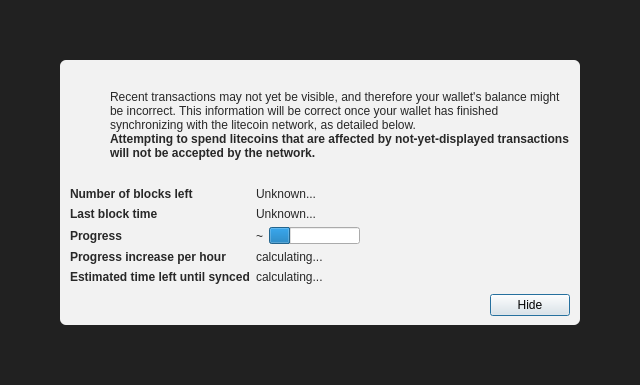
This is src/qt/forms/modaloverlay.ui in ChePayHQ/ChePayHQ as Qt 5 draws it before an edit. The edited form follows.
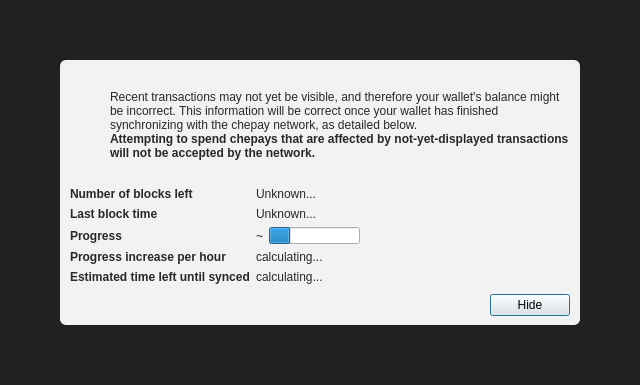
This is the edited form. Icons and pictures are not drawn.

Patch:
```diff
--- a/src/qt/forms/modaloverlay.ui
+++ b/src/qt/forms/modaloverlay.ui
@@ -130,7 +130,7 @@
              <item>
               <widget class="QLabel" name="infoText">
                <property name="text">
-                <string>Recent transactions may not yet be visible, and therefore your wallet's balance might be incorrect. This information will be correct once your wallet has finished synchronizing with the litecoin network, as detailed below.</string>
+                <string>Recent transactions may not yet be visible, and therefore your wallet's balance might be incorrect. This information will be correct once your wallet has finished synchronizing with the chepay network, as detailed below.</string>
                </property>
                <property name="textFormat">
                 <enum>Qt::RichText</enum>
@@ -149,7 +149,7 @@
                 </font>
                </property>
                <property name="text">
-                <string>Attempting to spend litecoins that are affected by not-yet-displayed transactions will not be accepted by the network.</string>
+                <string>Attempting to spend chepays that are affected by not-yet-displayed transactions will not be accepted by the network.</string>
                </property>
                <property name="textFormat">
                 <enum>Qt::RichText</enum>
```
